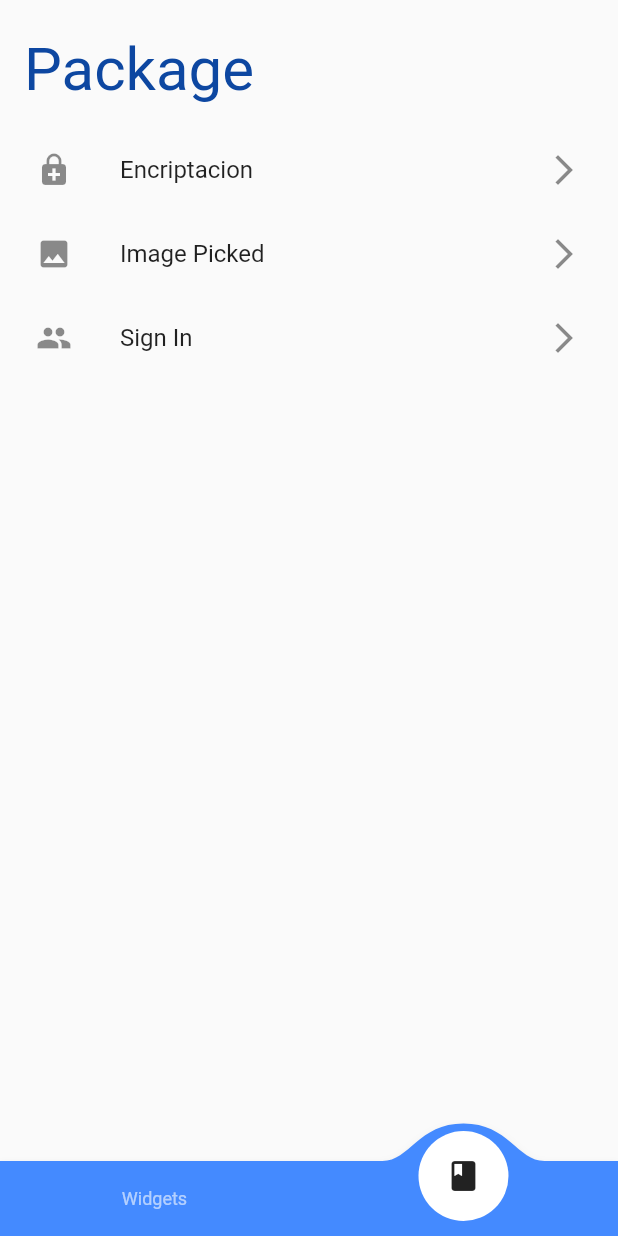
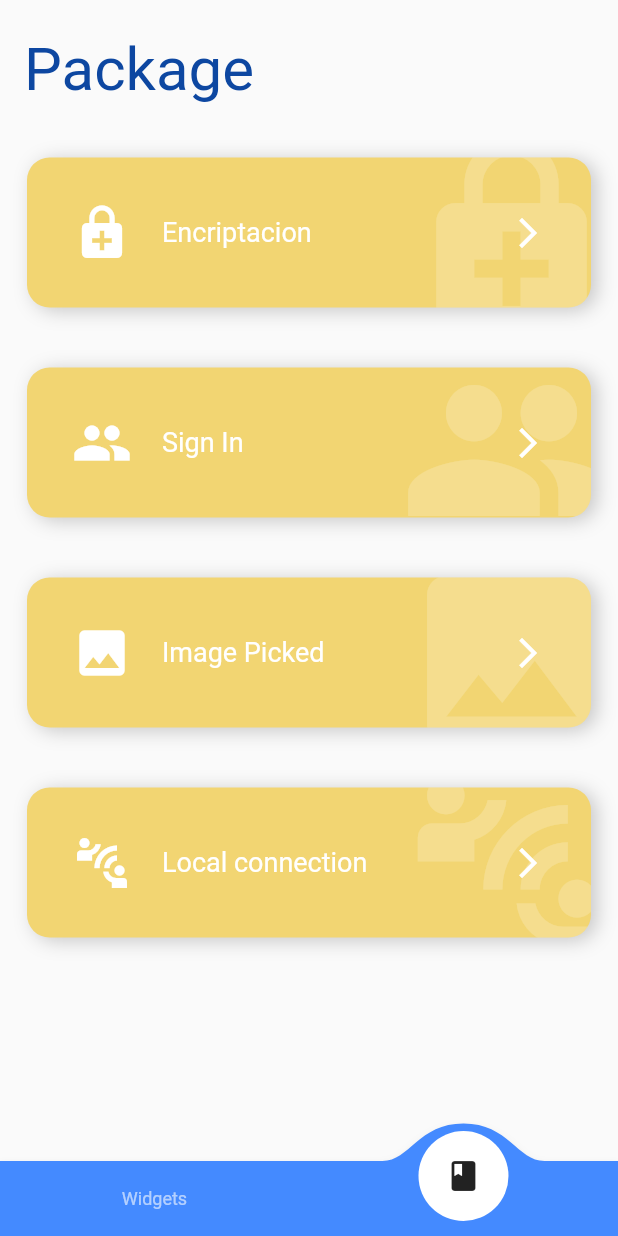
Before and after one commit to hector2d2/flutter-widgets, a Flutter app: the screen it shows after launch, item 2 of the bottom bar chosen, on a phone screen of 412 x 824 dp. Run offline on Flutter 3.47's test engine with Material 2 defaults, Android fonts, the phone set to English and light mode, and no system bars; drawn by our look-alikes of convex_bottom_bar; our stand-ins replace firebase_core, get, image_picker, local_auth; missing offline and left inert: encrypt; accounts and stored records are empty.

```diff
--- a/lib/main.dart
+++ b/lib/main.dart
@@ -1,10 +1,13 @@
 import 'package:flutter/material.dart';
+import 'package:firebase_core/firebase_core.dart';
 import 'package:get/route_manager.dart';
+
+import 'package:widgets/views/home.dart';
 import 'package:widgets/routes/routes.dart';
 
-import 'package:widgets/views/home.dart';
-
-void main() {
+Future<void> main() async {
+  WidgetsFlutterBinding.ensureInitialized();
+  await Firebase.initializeApp();
   runApp(MyApp());
 }
 
--- /dev/null
+++ b/lib/styles/colors.dart
@@ -0,0 +1,34 @@
+import 'dart:math';
+
+import 'package:flutter/material.dart';
+
+Color getColorStyle() {
+  List<Color> colors = [
+    Color(0xff6989F5),
+    Color(0xff906EF5),
+    Color(0xff66A9F2),
+    Color(0xff536CF6),
+    Color(0xffF2D572),
+    Color(0xffE06AA3),
+    Color(0xff317183),
+    Color(0xff46997D),
+    Color(0xff6989F5),
+    Color(0xff906EF5),
+    Color(0xff66A9F2),
+    Color(0xff536CF6),
+    Color(0xffF2D572),
+    Color(0xffE06AA3),
+    Color(0xff317183),
+    Color(0xff46997D),
+    Color(0xff6989F5),
+    Color(0xff906EF5),
+    Color(0xff66A9F2),
+    Color(0xff536CF6),
+    Color(0xffF2D572),
+    Color(0xffE06AA3),
+    Color(0xff317183),
+    Color(0xff46997D),
+  ];
+
+  return colors[Random().nextInt(colors.length)];
+}
--- a/lib/views/home.dart
+++ b/lib/views/home.dart
@@ -3,6 +3,8 @@ import 'package:get/get.dart';
 import 'package:convex_bottom_bar/convex_bottom_bar.dart';
 
 import 'package:widgets/controllers/bottom_navbar.dart';
+import 'package:widgets/styles/colors.dart';
+import 'package:widgets/widgets/btn_fat.dart';
 
 class HomeView extends StatelessWidget {
   @override
@@ -71,11 +73,13 @@ class HomeView extends StatelessWidget {
   Widget _widgets() {
     return ListView(
       children: [
-        _listItem(
-          title: 'test',
-          icon: Icons.enhanced_encryption,
-          onTap: () {
-            // Get.toNamed('encryption');
+        ButtonFat(
+          color1: getColorStyle(),
+          color2: getColorStyle(),
+          icon: Icons.access_alarm,
+          texto: 'Alarm',
+          onPress: () {
+            print('hola mundo');
           },
         ),
       ],
@@ -85,41 +89,41 @@ class HomeView extends StatelessWidget {
   Widget _package() {
     return ListView(
       children: [
-        _listItem(
-          title: 'Encriptacion',
+        ButtonFat(
+          color1: getColorStyle(),
+          color2: getColorStyle(),
           icon: Icons.enhanced_encryption,
-          onTap: () {
+          texto: 'Encriptacion',
+          onPress: () {
             Get.toNamed('encryption');
           },
         ),
-        _listItem(
-          title: 'Image Picked',
+        ButtonFat(
+          color1: getColorStyle(),
+          color2: getColorStyle(),
+          icon: Icons.people,
+          texto: 'Sign In',
+          onPress: () {
+            Get.toNamed('signIn');
+          },
+        ),
+        ButtonFat(
+          color1: getColorStyle(),
+          color2: getColorStyle(),
           icon: Icons.image,
-          onTap: () {
+          texto: 'Image Picked',
+          onPress: () {
             Get.toNamed('images');
           },
         ),
-        _listItem(
-          title: 'Sign In',
-          icon: Icons.people,
-          onTap: () {
-            Get.toNamed('signIn');
-          },
+        ButtonFat(
+          color1: getColorStyle(),
+          color2: getColorStyle(),
+          icon: Icons.connect_without_contact,
+          texto: 'Local connection',
+          onPress: () {},
         ),
       ],
     );
   }
-
-  Widget _listItem({
-    String? title,
-    IconData? icon,
-    Function? onTap,
-  }) {
-    return ListTile(
-      title: Text(title!),
-      leading: Icon(icon),
-      trailing: Icon(Icons.arrow_forward_ios),
-      onTap: () => onTap!(),
-    );
-  }
 }
--- /dev/null
+++ b/lib/widgets/btn_fat.dart
@@ -0,0 +1,111 @@
+import 'package:flutter/material.dart';
+
+class ButtonFat extends StatelessWidget {
+  const ButtonFat({
+    required this.icon,
+    required this.texto,
+    this.color1 = const Color(0xff6989F5),
+    this.color2 = const Color(0xff906EF5),
+    required this.onPress,
+  });
+
+  final IconData icon;
+  final String texto;
+  final Color color1;
+  final Color color2;
+  final Function onPress;
+
+  @override
+  Widget build(BuildContext context) {
+    return GestureDetector(
+      onTap: () => onPress(),
+      child: Stack(
+        children: [
+          _ButtonFatBackGround(color1, color2, icon),
+          Row(
+            mainAxisAlignment: MainAxisAlignment.center,
+            children: [
+              SizedBox(
+                height: 140,
+                width: 40,
+              ),
+              Icon(
+                icon,
+                color: Colors.white,
+                size: 40,
+              ),
+              SizedBox(
+                width: 20,
+              ),
+              Expanded(
+                child: Text(
+                  texto,
+                  style: TextStyle(
+                    color: Colors.white,
+                    fontSize: 18,
+                  ),
+                ),
+              ),
+              Icon(
+                Icons.arrow_forward_ios,
+                color: Colors.white,
+              ),
+              SizedBox(
+                width: 40,
+              ),
+            ],
+          ),
+        ],
+      ),
+    );
+  }
+}
+
+class _ButtonFatBackGround extends StatelessWidget {
+  const _ButtonFatBackGround(this.color1, this.color2, this.icon);
+
+  final Color color1;
+  final Color color2;
+  final IconData icon;
+
+  @override
+  Widget build(BuildContext context) {
+    return Container(
+      width: double.infinity,
+      height: 100,
+      margin: EdgeInsets.symmetric(vertical: 20, horizontal: 10),
+      decoration: BoxDecoration(
+        boxShadow: <BoxShadow>[
+          BoxShadow(
+            color: Colors.black.withOpacity(0.2),
+            offset: Offset(4, 2),
+            blurRadius: 10,
+          )
+        ],
+        borderRadius: BorderRadius.circular(15),
+        gradient: LinearGradient(
+          colors: <Color>[
+            color1,
+            color2,
+          ],
+        ),
+      ),
+      child: ClipRRect(
+        borderRadius: BorderRadius.circular(15),
+        child: Stack(
+          children: [
+            Positioned(
+              right: -22,
+              top: -20,
+              child: Icon(
+                icon,
+                size: 150,
+                color: Colors.white.withOpacity(0.2),
+              ),
+            ),
+          ],
+        ),
+      ),
+    );
+  }
+}
--- a/pubspec.yaml
+++ b/pubspec.yaml
@@ -50,6 +50,12 @@ dependencies:
   # Encript words
   encrypt: ^5.0.0
 
+  # firebase Auth
+  firebase_auth: ^1.1.4
+
+  # init firebase
+  firebase_core: ^1.1.1
+
 dev_dependencies:
   flutter_test:
     sdk: flutter
```
Also changed, not shown: pubspec.lock.
